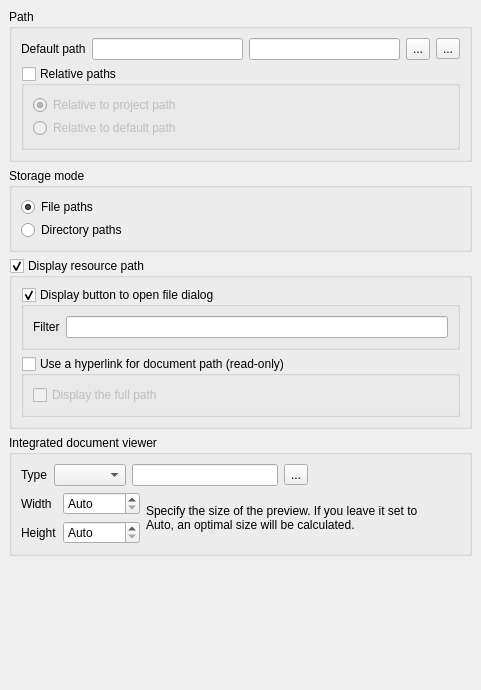
Old version of the form src/ui/editorwidgets/qgsexternalresourceconfigdlg.ui in the repository qgis/QGIS.
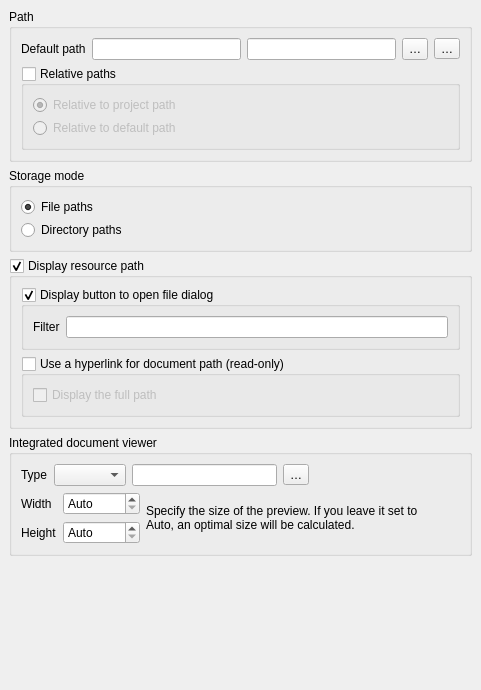
New version of the form. Custom widgets are drawn as their Qt base class.

What changed in the file:
```diff
--- a/src/ui/editorwidgets/qgsexternalresourceconfigdlg.ui
+++ b/src/ui/editorwidgets/qgsexternalresourceconfigdlg.ui
@@ -119,14 +119,14 @@
                </sizepolicy>
               </property>
               <property name="text">
-               <string>...</string>
+               <string>…</string>
               </property>
              </widget>
             </item>
             <item>
              <widget class="QgsPropertyOverrideButton" name="mRootPathPropertyOverrideButton">
               <property name="text">
-               <string>...</string>
+               <string>…</string>
               </property>
              </widget>
             </item>
@@ -441,7 +441,7 @@
           <item row="0" column="4">
            <widget class="QgsPropertyOverrideButton" name="mDocumentViewerContentPropertyOverrideButton">
             <property name="text">
-             <string>...</string>
+             <string>…</string>
             </property>
            </widget>
           </item>
```
